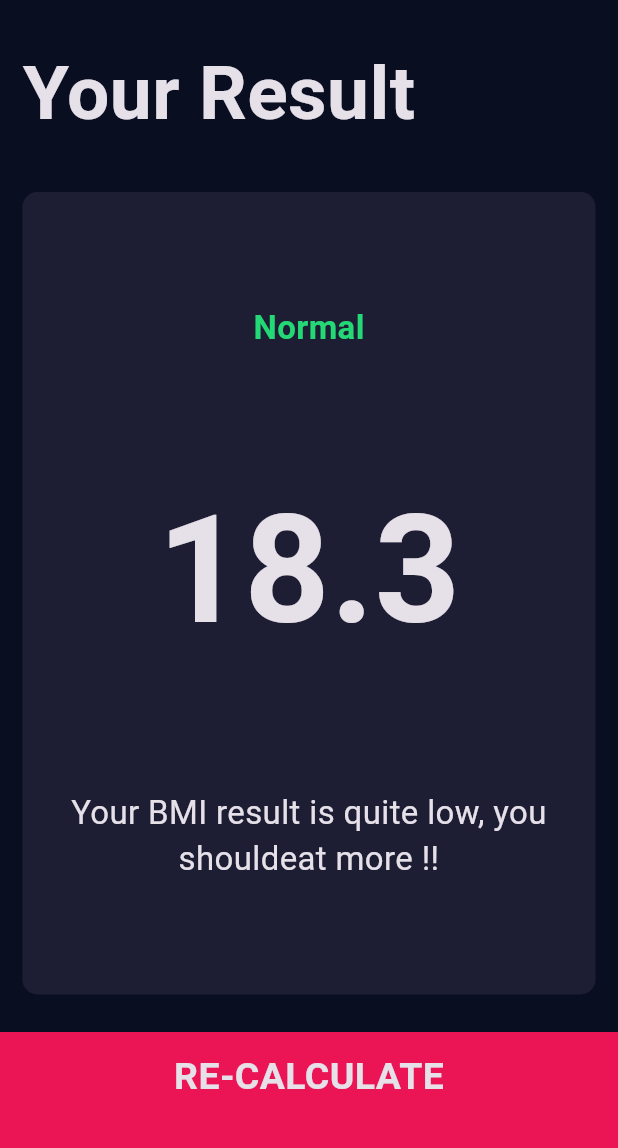
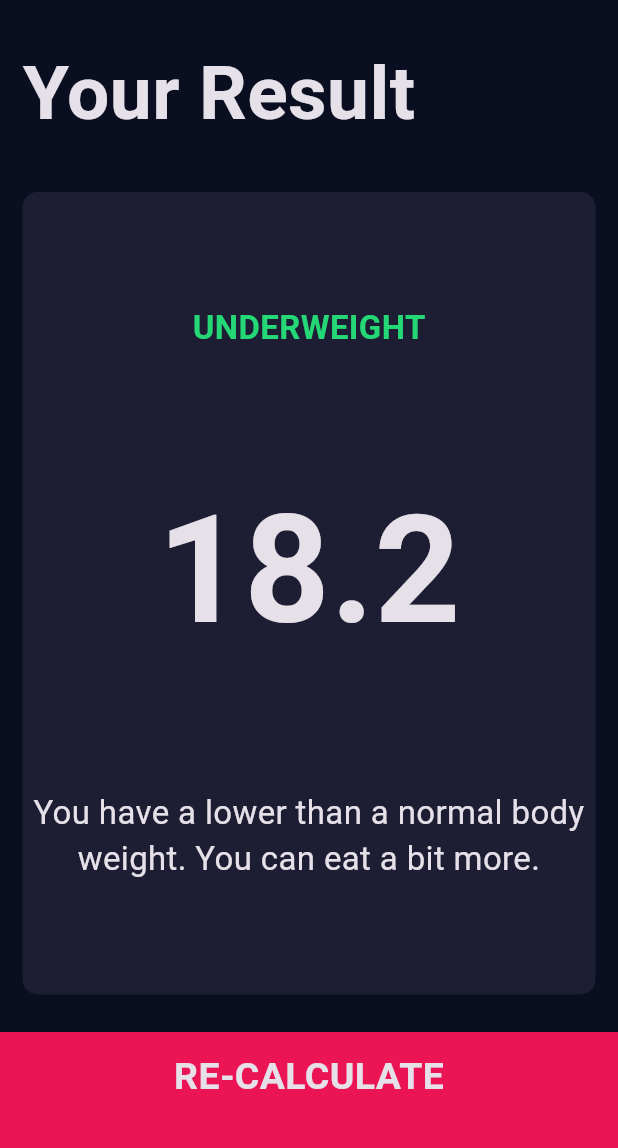
Before and after one commit to keshav1023/BMI_Calc-Flutter, a Flutter app: the screen it shows after launch, after a tap on "CALCULATE", on a phone screen of 412 x 824 dp, the part 84-1232 px from its top. Run offline on Flutter 3.47's test engine with Material 3 defaults, Android fonts, the phone set to English and light mode, and no system bars; our stand-ins replace font_awesome_flutter.

Commit message:
height and weight transferred to result page and calculate.

```diff
--- a/lib/screens/input_page.dart
+++ b/lib/screens/input_page.dart
@@ -7,6 +7,7 @@ import '../constants.dart';
 import 'results_page.dart';
 import '../components/round_Icon_button.dart';
 import '../components/bottom_button.dart';
+import 'package:bmi_calculator/calculator_brain.dart';
 
 enum Gender {
   none,
@@ -214,8 +215,17 @@ class _InputPageState extends State<InputPage> {
           BottomButton(
             buttonTitle: 'CALCULATE',
             onTap: () {
-              Navigator.push(context,
-                  MaterialPageRoute(builder: (context) => ResultsPage()));
+              CalculatorBrain calc =
+                  CalculatorBrain(height: height, weight: weight);
+
+              Navigator.push(
+                  context,
+                  MaterialPageRoute(
+                      builder: (context) => ResultsPage(
+                            bmiResult: calc.calculateBMI(),
+                            resultText: calc.getResult(),
+                            interpretation: calc.getInterpretation(),
+                          )));
             },
           ),
         ],
--- a/lib/screens/results_page.dart
+++ b/lib/screens/results_page.dart
@@ -4,6 +4,15 @@ import '../components/reusable_card.dart';
 import '../components/bottom_button.dart';
 
 class ResultsPage extends StatelessWidget {
+  ResultsPage(
+      {@required this.bmiResult,
+      @required this.resultText,
+      @required this.interpretation});
+
+  final String? bmiResult;
+  final String? resultText;
+  final String? interpretation;
+
   @override
   Widget build(BuildContext context) {
     return Scaffold(
@@ -33,15 +42,15 @@ class ResultsPage extends StatelessWidget {
                 crossAxisAlignment: CrossAxisAlignment.center,
                 children: <Widget>[
                   Text(
-                    'Normal',
+                    resultText!.toUpperCase(),
                     style: kResultTextStyle,
                   ),
                   Text(
-                    '18.3',
+                    bmiResult!,
                     style: kBMITextStyle,
                   ),
                   Text(
-                    'Your BMI result is quite low, you shouldeat more !!',
+                    interpretation!,
                     textAlign: TextAlign.center,
                     style: kBodyTextStyle,
                   ),
```
